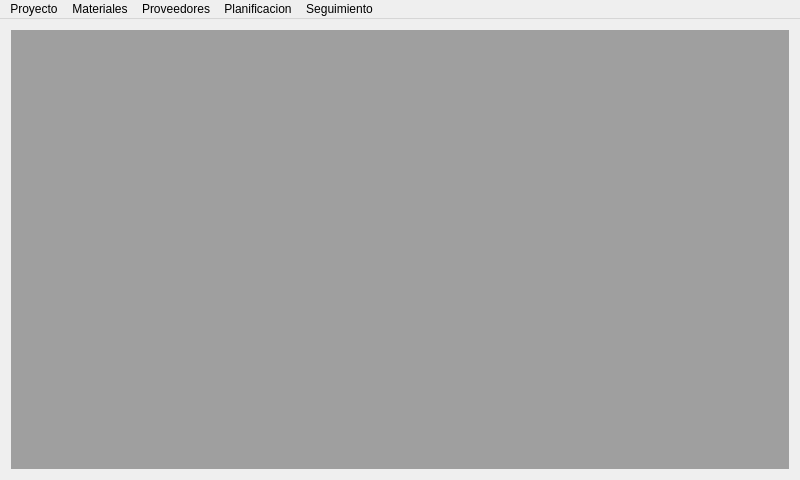
This is mksPlanner/mainwindow.ui in diegowald/mksPlanner as Qt 5 draws it before an edit. The edited form follows.
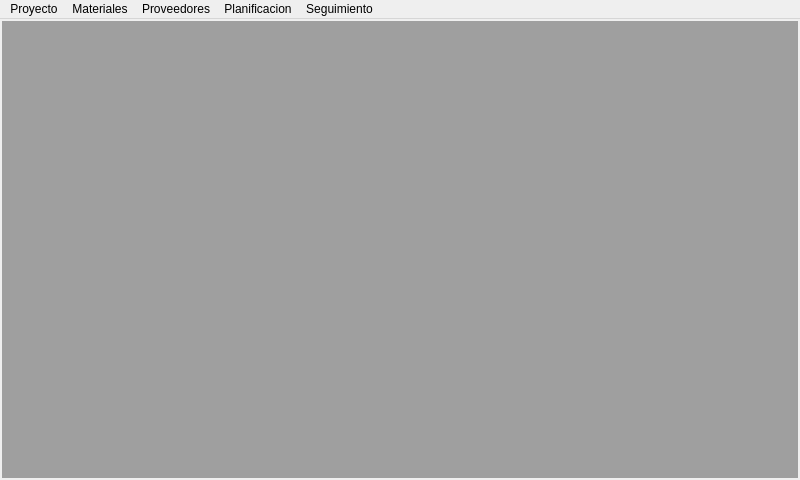
This is the edited form.

Diff of the .ui file:
```diff
--- a/mksPlanner/mainwindow.ui
+++ b/mksPlanner/mainwindow.ui
@@ -18,6 +18,21 @@
   </property>
   <widget class="QWidget" name="centralWidget">
    <layout class="QVBoxLayout" name="verticalLayout">
+    <property name="spacing">
+     <number>2</number>
+    </property>
+    <property name="leftMargin">
+     <number>2</number>
+    </property>
+    <property name="topMargin">
+     <number>2</number>
+    </property>
+    <property name="rightMargin">
+     <number>2</number>
+    </property>
+    <property name="bottomMargin">
+     <number>2</number>
+    </property>
     <item>
      <widget class="QMdiArea" name="mdiArea"/>
     </item>
```
Left out of the diff: 2 changed lines with no effect on the pictures.
